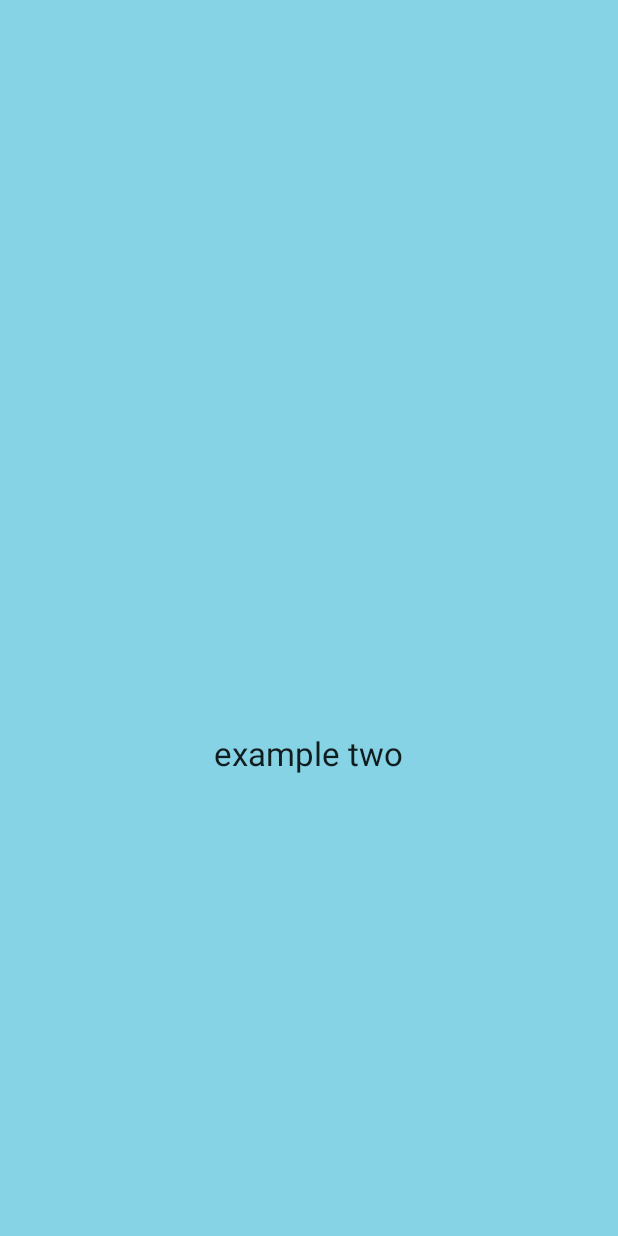
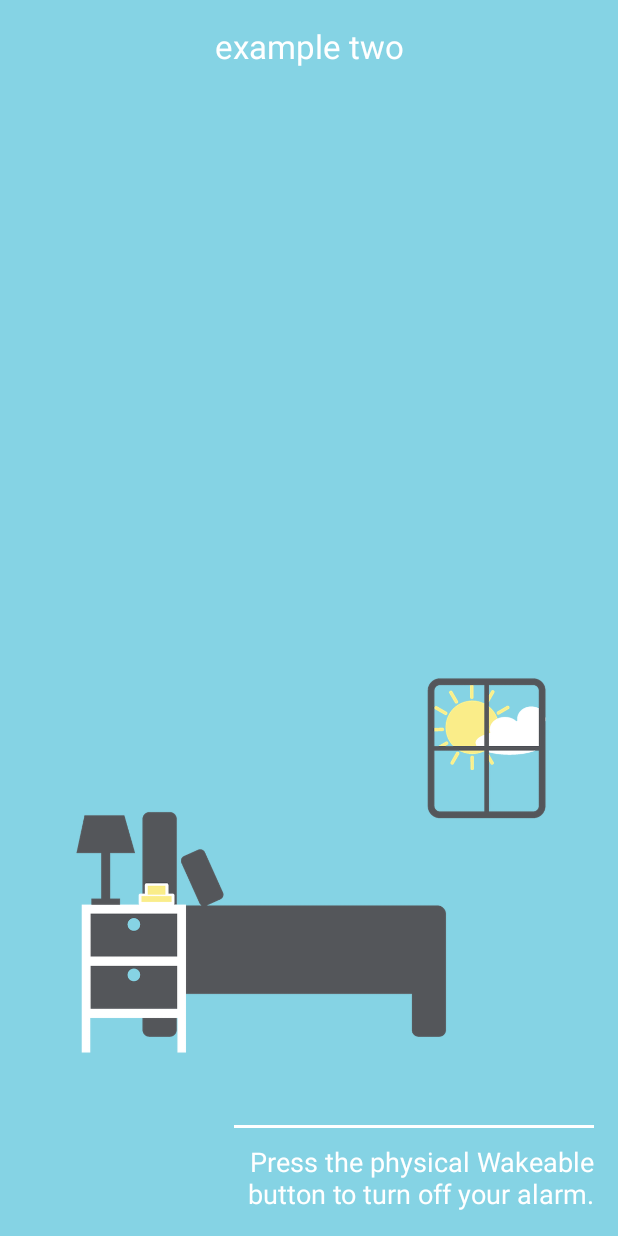
Before and after one commit to bromeostasis/Wakeable-Android, an Android app: the AlarmActivity screen opened directly, with no data from a screen before it, on a phone screen of 412 x 824 dp. Before the commit the screen is almost empty. Run offline under Robolectric (Android 15) with nearby library versions, the phone set to English and light mode, and no system bars.

Commit message:
Alarm page design (started) and setup screen modals

```diff
--- a/app/src/main/res/layout/content_alarm.xml
+++ b/app/src/main/res/layout/content_alarm.xml
@@ -17,9 +17,9 @@
         android:layout_height="wrap_content"
         android:text="Oh GOD turn it off"
         android:id="@+id/button"
+        android:visibility="invisible"
         android:layout_alignParentBottom="true"
         android:layout_centerHorizontal="true"
-        android:layout_marginBottom="86dp"
         android:textColor="#5d5f5c"
         android:background="@drawable/button"
         android:paddingLeft="5dp"
@@ -27,11 +27,45 @@
         android:onClick="turnOffAlarm" />
 
     <TextView
-        android:layout_width="wrap_content"
+        android:layout_width="300dp"
         android:layout_height="wrap_content"
         android:textAppearance="?android:attr/textAppearanceLarge"
+        android:layout_centerHorizontal="true"
+        android:textAlignment="center"
         android:id="@+id/alarmText"
-        android:layout_above="@+id/button"
-        android:layout_centerHorizontal="true"
-        android:layout_marginBottom="157dp" />
+        android:text="Good morning!\n You look beautiful today"
+        android:layout_alignParentTop="true"
+        android:textColor="#FFFFFF"
+        />
+
+    <TextView
+        android:layout_width="240dp"
+        android:layout_height="wrap_content"
+        android:textAppearance="?android:attr/textAppearanceLarge"
+        android:id="@+id/alarmDirections"
+        android:text="@string/alarm_instructions"
+        android:textSize="18dp"
+        android:layout_alignParentEnd="true"
+        android:layout_alignParentBottom="true"
+        android:textAlignment="textEnd"
+        android:textColor="#FFFFFF"
+        />
+    <View
+        android:layout_width="wrap_content"
+        android:layout_height="2dip"
+        android:layout_alignParentEnd="true"
+        android:layout_alignLeft="@id/alarmDirections"
+        android:background="#FFFFFF"
+        android:layout_above="@id/alarmDirections"
+        android:layout_marginBottom="10dp"
+        android:id="@+id/hr" />
+
+    <ImageView
+        android:layout_width="360dp"
+        android:layout_height="360dp"
+        android:layout_marginTop="15dp"
+        android:id="@+id/bedroom"
+        android:layout_above="@+id/hr"
+        android:src="@drawable/bedroom"
+        android:layout_centerHorizontal="true" />
 </RelativeLayout>
--- a/app/src/main/res/values/strings.xml
+++ b/app/src/main/res/values/strings.xml
@@ -6,4 +6,5 @@
     <string name="title_activity_device_activity_le">DeviceActivityLe</string>
     <string name="connection_required">houston, we have a problem</string>
     <string name="connected">you\'re good to go</string>
+    <string name="alarm_instructions">Press the physical Wakeable button to turn off your alarm.</string>
 </resources>
```
Also changed, not shown: app/src/main/java/com/wakeable/avengers/alarm_1_0/SetupActivity.java (+104 -95 lines), app/src/main/res/drawable/bedroom.png (added).
